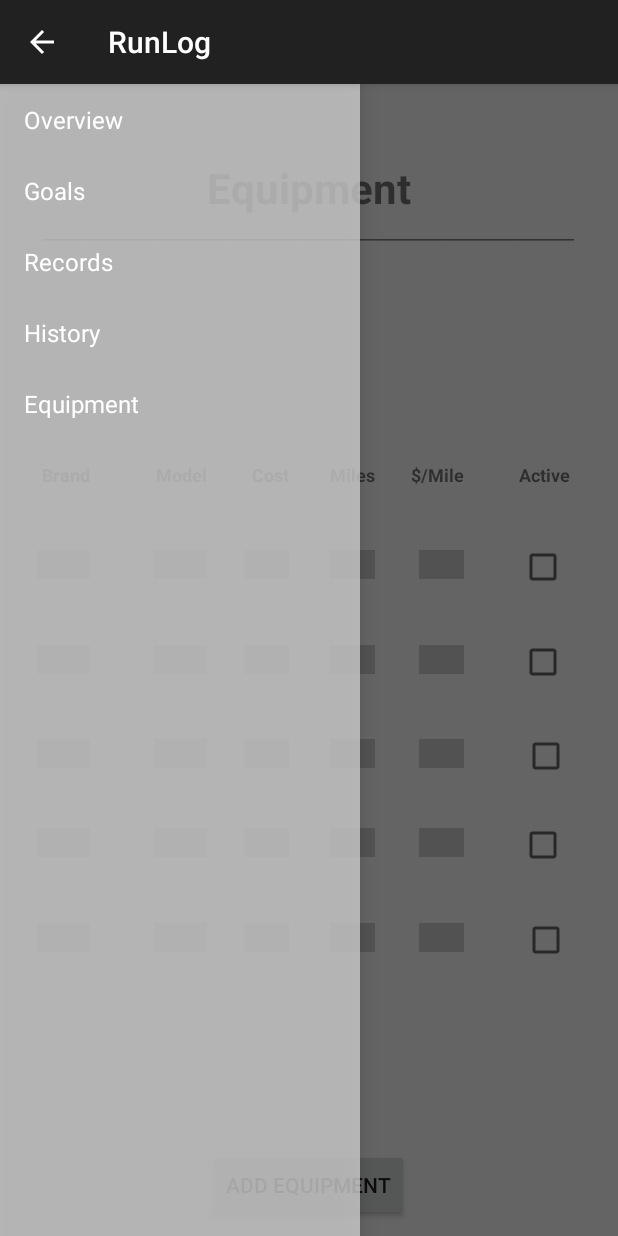
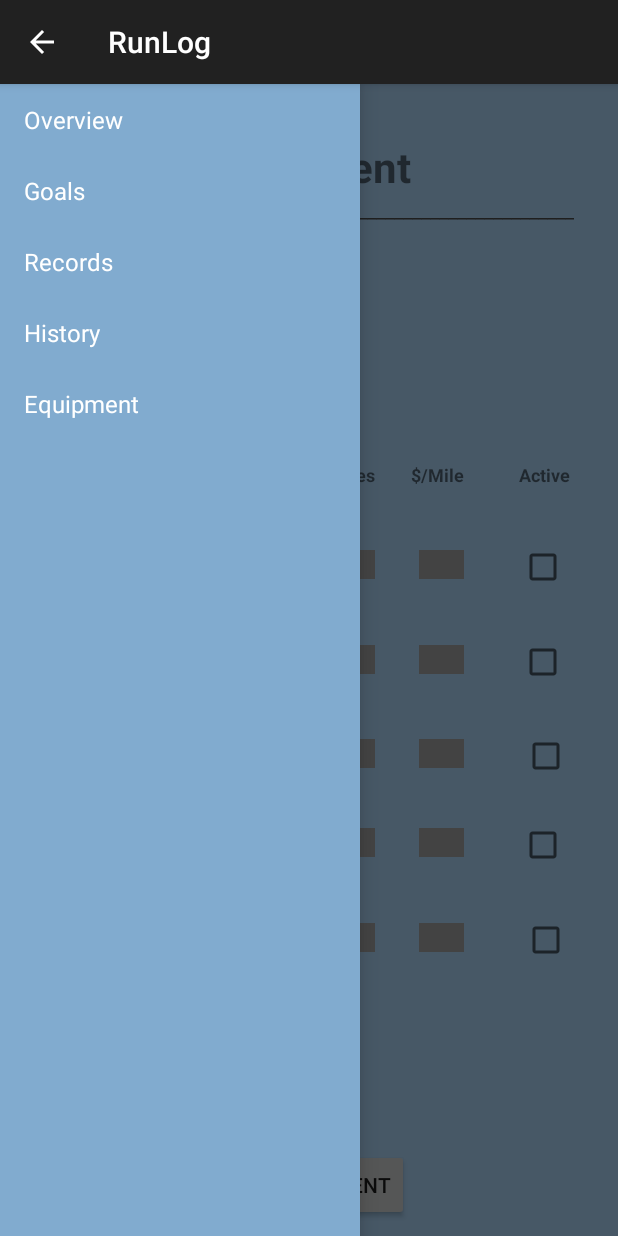
Before and after one commit to jdbaudean/CMSC495-running-app, an Android app: the fragment FragmentEquipment placed in its activity, on a phone screen of 412 x 824 dp. Run offline under Robolectric (Android 15) with nearby library versions, the phone set to English and light mode, and no system bars; 2 statements that could not run were skipped.

Commit message:
Changed Logo, Added blue theme, change hint texts

```diff
--- a/RunLogProject/RunLog/src/main/res/layout/activity_main.xml
+++ b/RunLogProject/RunLog/src/main/res/layout/activity_main.xml
@@ -12,7 +12,8 @@
     <FrameLayout
         android:id="@+id/container"
         android:layout_width="match_parent"
-        android:layout_height="match_parent" />
+        android:layout_height="match_parent"
+        android:background="#b1dcff" />
 
     <!-- android:layout_gravity="start" tells DrawerLayout to treat
          this as a sliding drawer on the left side for left-to-right
--- a/RunLogProject/RunLog/src/main/res/layout/fragment_equipment.xml
+++ b/RunLogProject/RunLog/src/main/res/layout/fragment_equipment.xml
@@ -3,7 +3,8 @@
     android:layout_width="match_parent"
     android:layout_height="match_parent"
     android:orientation="vertical"
-    android:minWidth="20dp">
+    android:minWidth="20dp"
+    android:background="#b1dcff">
 
     <TextView
         android:layout_width="wrap_content"
@@ -12,7 +13,7 @@
         android:id="@+id/equipment_title"
         android:textSize="28dp"
         android:textStyle="bold"
-        android:layout_marginTop="50dp"
+        android:layout_marginTop="36dp"
         android:layout_alignParentTop="true"
         android:layout_centerHorizontal="true" />
 
@@ -74,18 +75,19 @@
         android:layout_width="wrap_content"
         android:layout_height="wrap_content"
         android:id="@+id/equipment_brand_val1"
-        android:background="#cfcfcf"
+        android:background="#a8a8a8"
         android:minWidth="35dp"
         android:layout_above="@+id/equipment_brand_val2"
         android:layout_alignRight="@+id/equipment_brand"
         android:layout_marginBottom="44dp"
-        android:gravity="center_horizontal" />
+        android:gravity="center_horizontal"
+        android:autoText="false" />
 
     <TextView
         android:layout_width="wrap_content"
         android:layout_height="wrap_content"
         android:id="@+id/equipment_start_val1"
-        android:background="#cfcfcf"
+        android:background="#a8a8a8"
         android:minWidth="35dp"
         android:layout_alignTop="@+id/equipment_brand_val1"
         android:layout_alignRight="@+id/equipment_model"
@@ -97,7 +99,7 @@
         android:id="@+id/equipment_end_val1"
         android:layout_alignTop="@+id/equipment_start_val1"
         android:layout_alignRight="@+id/equipment_cost"
-        android:background="#cfcfcf"
+        android:background="#a8a8a8"
         android:minWidth="30dp"
         android:gravity="center_horizontal" />
 
@@ -107,7 +109,7 @@
         android:id="@+id/equipment_dur_val1"
         android:layout_alignTop="@+id/equipment_end_val1"
         android:layout_alignRight="@+id/equipment_miles"
-        android:background="#cfcfcf"
+        android:background="#a8a8a8"
         android:minWidth="30dp"
         android:gravity="center_horizontal" />
 
@@ -115,7 +117,7 @@
         android:layout_width="wrap_content"
         android:layout_height="wrap_content"
         android:id="@+id/equipment_dist_val1"
-        android:background="#cfcfcf"
+        android:background="#a8a8a8"
         android:minWidth="30dp"
         android:layout_alignTop="@+id/equipment_dur_val1"
         android:layout_alignRight="@+id/equipment_costpermile"
@@ -127,7 +129,7 @@
         android:id="@+id/equipment_brand_val2"
         android:layout_centerVertical="true"
         android:layout_alignLeft="@+id/equipment_brand_val1"
-        android:background="#cfcfcf"
+        android:background="#a8a8a8"
         android:minWidth="35dp"
         android:gravity="center_horizontal" />
 
@@ -137,7 +139,7 @@
         android:id="@+id/equipment_start_val2"
         android:layout_alignTop="@+id/equipment_brand_val2"
         android:layout_alignLeft="@+id/equipment_start_val1"
-        android:background="#cfcfcf"
+        android:background="#a8a8a8"
         android:minWidth="35dp"
         android:gravity="center_horizontal" />
 
@@ -147,7 +149,7 @@
         android:id="@+id/equipment_dist_val2"
         android:layout_alignTop="@+id/equipment_end_val2"
         android:layout_alignLeft="@+id/equipment_dist_val1"
-        android:background="#cfcfcf"
+        android:background="#a8a8a8"
         android:minWidth="30dp"
         android:gravity="center_horizontal" />
 
@@ -157,7 +159,7 @@
         android:id="@+id/equipment_dur_val2"
         android:layout_alignTop="@+id/equipment_dist_val2"
         android:layout_alignLeft="@+id/equipment_dur_val1"
-        android:background="#cfcfcf"
+        android:background="#a8a8a8"
         android:minWidth="30dp"
         android:gravity="center_horizontal" />
 
@@ -167,7 +169,7 @@
         android:id="@+id/equipment_end_val2"
         android:layout_alignTop="@+id/equipment_start_val2"
         android:layout_alignLeft="@+id/equipment_end_val1"
-        android:background="#cfcfcf"
+        android:background="#a8a8a8"
         android:minWidth="30dp"
         android:gravity="center_horizontal" />
 
@@ -176,7 +178,7 @@
         android:layout_height="wrap_content"
         android:id="@+id/equipment_brand_val3"
         android:layout_marginTop="43dp"
-        android:background="#cfcfcf"
+        android:background="#a8a8a8"
         android:minWidth="35dp"
         android:layout_below="@+id/equipment_brand_val2"
         android:layout_alignLeft="@+id/equipment_brand_val2"
@@ -188,7 +190,7 @@
         android:id="@+id/equipment_start_val3"
         android:layout_alignTop="@+id/equipment_brand_val3"
         android:layout_alignLeft="@+id/equipment_start_val2"
-        android:background="#cfcfcf"
+        android:background="#a8a8a8"
         android:minWidth="35dp"
         android:gravity="center_horizontal" />
 
@@ -198,7 +200,7 @@
         android:id="@+id/equipment_dur_val3"
         android:layout_alignTop="@+id/equipment_end_val3"
         android:layout_alignLeft="@+id/equipment_dur_val2"
-        android:background="#cfcfcf"
+        android:background="#a8a8a8"
         android:minWidth="30dp"
         android:gravity="center_horizontal" />
 
@@ -208,7 +210,7 @@
         android:id="@+id/equipment_dist_val3"
         android:layout_alignTop="@+id/equipment_dur_val3"
         android:layout_alignLeft="@+id/equipment_dist_val2"
-        android:background="#cfcfcf"
+        android:background="#a8a8a8"
         android:minWidth="30dp"
         android:gravity="center_horizontal" />
 
@@ -218,7 +220,7 @@
         android:id="@+id/equipment_end_val3"
         android:layout_alignTop="@+id/equipment_start_val3"
         android:layout_alignLeft="@+id/equipment_end_val2"
-        android:background="#cfcfcf"
+        android:background="#a8a8a8"
         android:minWidth="30dp"
         android:gravity="center_horizontal" />
 
@@ -227,7 +229,7 @@
         android:layout_height="wrap_content"
         android:id="@+id/equipment_brand_val4"
         android:layout_marginTop="40dp"
-        android:background="#cfcfcf"
+        android:background="#a8a8a8"
         android:minWidth="35dp"
         android:layout_below="@+id/equipment_brand_val3"
         android:layout_alignLeft="@+id/equipment_brand_val3"
@@ -239,7 +241,7 @@
         android:id="@+id/equipment_start_val4"
         android:layout_alignTop="@+id/equipment_brand_val4"
         android:layout_alignLeft="@+id/equipment_start_val3"
-        android:background="#cfcfcf"
+        android:background="#a8a8a8"
         android:minWidth="35dp"
         android:gravity="center_horizontal" />
 
@@ -249,7 +251,7 @@
         android:id="@+id/equipment_dur_val4"
         android:layout_alignTop="@+id/equipment_dist_val4"
         android:layout_alignLeft="@+id/equipment_dur_val3"
-        android:background="#cfcfcf"
+        android:background="#a8a8a8"
         android:minWidth="30dp"
         android:gravity="center_horizontal" />
 
@@ -258,7 +260,7 @@
         android:layout_height="wrap_content"
         android:id="@+id/equipment_dist_val4"
         android:layout_alignLeft="@+id/equipment_dist_val3"
-        android:background="#cfcfcf"
+        android:background="#a8a8a8"
         android:minWidth="30dp"
         android:layout_alignTop="@+id/equipment_end_val4"
         android:gravity="center_horizontal" />
@@ -269,7 +271,7 @@
         android:id="@+id/equipment_end_val4"
         android:layout_alignTop="@+id/equipment_start_val4"
         android:layout_alignLeft="@+id/equipment_end_val3"
-        android:background="#cfcfcf"
+        android:background="#a8a8a8"
         android:minWidth="30dp"
         android:gravity="center_horizontal" />
 
@@ -279,7 +281,7 @@
         android:id="@+id/equipment_brand_val5"
         android:layout_alignTop="@+id/equipment_start_val5"
         android:layout_alignLeft="@+id/equipment_brand_val4"
-        android:background="#cfcfcf"
+        android:background="#a8a8a8"
         android:layout_alignParentEnd="false"
         android:minWidth="35dp"
         android:gravity="center_horizontal" />
@@ -291,7 +293,7 @@
         android:layout_marginTop="44dp"
         android:layout_below="@+id/equipment_start_val4"
         android:layout_alignLeft="@+id/equipment_start_val4"
-        android:background="#cfcfcf"
+        android:background="#a8a8a8"
         android:minWidth="35dp"
         android:gravity="center_horizontal" />
 
@@ -300,7 +302,7 @@
         android:layout_height="wrap_content"
         android:id="@+id/equipment_dist_val5"
         android:layout_alignLeft="@+id/equipment_dist_val4"
-        android:background="#cfcfcf"
+        android:background="#a8a8a8"
         android:minWidth="30dp"
         android:layout_alignTop="@+id/equipment_dur_val5"
         android:gravity="center_horizontal" />
@@ -311,7 +313,7 @@
         android:id="@+id/equipment_dur_val5"
         android:layout_alignTop="@+id/equipment_end_val5"
         android:layout_alignLeft="@+id/equipment_dur_val4"
-        android:background="#cfcfcf"
+        android:background="#a8a8a8"
         android:minWidth="30dp"
         android:gravity="center_horizontal" />
 
@@ -321,7 +323,7 @@
         android:id="@+id/equipment_end_val5"
         android:layout_alignTop="@+id/equipment_start_val5"
         android:layout_alignLeft="@+id/equipment_end_val4"
-        android:background="#cfcfcf"
+        android:background="#a8a8a8"
         android:minWidth="30dp"
         android:gravity="center_horizontal" />
 
@@ -409,7 +411,7 @@
         android:layout_height="wrap_content"
         android:text="___________________________________________________________"
         android:id="@+id/textView"
-        android:textColor="#7d7d7d"
+        android:textColor="#4e4e4e"
         android:layout_below="@+id/equipment_title"
         android:layout_centerHorizontal="true" />
 
--- a/RunLogProject/RunLog/src/main/res/layout/fragment_main.xml
+++ b/RunLogProject/RunLog/src/main/res/layout/fragment_main.xml
@@ -6,7 +6,8 @@
     android:paddingRight="@dimen/activity_horizontal_margin"
     android:paddingTop="@dimen/activity_vertical_margin"
     android:paddingBottom="@dimen/activity_vertical_margin"
-    tools:context=".MainActivity$PlaceholderFragment">
+    tools:context=".MainActivity$PlaceholderFragment"
+    android:background="#b1dcff">
 
     <TextView
         android:id="@+id/section_label"
--- a/RunLogProject/RunLog/src/main/res/layout/fragment_navigation_drawer.xml
+++ b/RunLogProject/RunLog/src/main/res/layout/fragment_navigation_drawer.xml
@@ -5,5 +5,5 @@
     android:choiceMode="singleChoice"
     android:divider="@android:color/transparent"
     android:dividerHeight="0dp"
-    android:background="#cccc"
+    android:background="#81abcf"
     tools:context="umuc.cmsc495.runlog.NavigationDrawerFragment" />
```
Also changed, not shown: RunLogProject/RunLog/src/main/res/layout/fragment_about.xml (+8 -7 lines), RunLogProject/RunLog/src/main/res/layout/fragment_enterrun.xml (+7 -6 lines), RunLogProject/RunLog/src/main/res/layout/fragment_goals.xml (+10 -7 lines), RunLogProject/RunLog/src/main/res/layout/fragment_history.xml (+27 -3 lines), RunLogProject/RunLog/src/main/res/layout/fragment_overview.xml (+11 -9 lines), RunLogProject/RunLog/src/main/res/layout/fragment_records.xml (+9 -8 lines), RunLogProject/RunLog/src/main/ic_launcher-web.png, RunLogProject/RunLog/src/main/res/drawable-hdpi/ic_launcher.png, RunLogProject/RunLog/src/main/res/drawable-mdpi/ic_launcher.png, RunLogProject/RunLog/src/main/res/drawable-xhdpi/ic_launcher.png, RunLogProject/RunLog/src/main/res/drawable-xxhdpi/ic_launcher.png, 1 other file.
